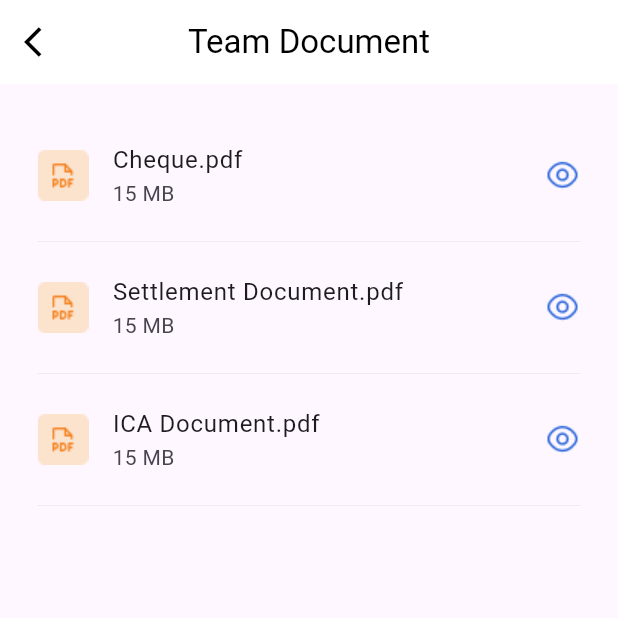
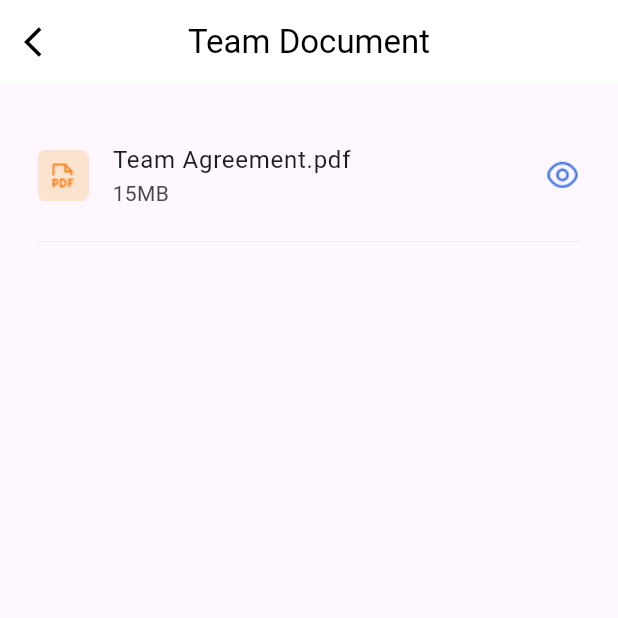
Before and after one commit to ajinkyamhetre81/CentraLogic_Assignment, a Flutter app: the TeamDocument screen opened directly, on a phone screen of 412 x 824 dp, the top half of it. Run offline on Flutter 3.47's test engine with Material 3 defaults, Android fonts, the phone set to English and light mode, and no system bars; our stand-ins replace bloc, flutter_bloc; missing offline and left inert: syncfusion_flutter_pdfviewer.

Commit message:
fixed pdf mobile view issue

```diff
--- a/lib/main.dart
+++ b/lib/main.dart
@@ -1,3 +1,4 @@
+import 'package:assignment/sign_up/presentation/document_dekstop_view.dart';
 import 'package:assignment/sign_up/presentation/responsive_layout.dart';
 import 'package:assignment/sign_up/bloc/sign_up_bloc.dart';
 import 'package:flutter/material.dart';
@@ -15,7 +16,7 @@ class MyApp extends StatelessWidget {
       title: 'Register',
       debugShowCheckedModeBanner: false,
       theme: ThemeData(),
-      home: const MyHomePage(),
+      home: const DekstopScreen(),
     );
   }
 }
--- /dev/null
+++ b/lib/sign_up/documents/commonwidget.dart
@@ -0,0 +1,57 @@
+import 'package:assignment/sign_up/documents/transactiondocument_details.dart';
+import 'package:flutter/material.dart';
+
+Widget customAppBar(context, String title) {
+  return LayoutBuilder(builder: (context, constraints) {
+    return constraints.maxWidth > 700
+        ? const SizedBox(
+            height: 0,
+            width: 0,
+          )
+        : AppBar(
+          title: Text(
+            title,
+            style: const TextStyle(color: Colors.black),
+          ),
+          elevation: 0,
+          centerTitle: true,
+          backgroundColor: Colors.white,
+          leading: IconButton(
+            icon: const Icon(
+              Icons.arrow_back_ios,
+              color: Colors.black,
+            ),
+            onPressed: () {
+              Navigator.pop(context);
+            },
+          ),
+        );
+  });
+}
+
+Widget customListTile(String title, String size,String url,BuildContext context) {
+    return ListTile(
+      leading: Image.asset(
+        "assets/pdflogo.png",
+        height: 34,
+        width: 34,
+        fit: BoxFit.contain,
+      ),
+      contentPadding: const EdgeInsets.all(0),
+      minVerticalPadding: 0,
+      title: Text(title),
+      subtitle: Text(size),
+      trailing: InkWell(
+        onTap: () {
+          Navigator.push(
+            context,
+            MaterialPageRoute(
+              builder: (context) =>
+                  PDFViewerScreen(pdfUrl: url.toString()),
+            ),
+          );
+        },
+        child: Image.asset("assets/eye.png"),
+      ),
+    );
+  }
--- a/lib/sign_up/documents/commonwidgte.dart
+++ /dev/null
@@ -1,50 +0,0 @@
-import 'package:flutter/material.dart';
-
-Widget customAppBar(context, String title) {
-  return LayoutBuilder(builder: (context, constraints) {
-    return constraints.maxWidth > 700
-        ? const SizedBox(
-            height: 0,
-            width: 0,
-          )
-        : Container(
-            child: AppBar(
-              title: Text(
-                title,
-                style: const TextStyle(color: Colors.black),
-              ),
-              elevation: 0,
-              centerTitle: true,
-              backgroundColor: Colors.white,
-              leading: IconButton(
-                icon: const Icon(
-                  Icons.arrow_back_ios,
-                  color: Colors.black,
-                ),
-                onPressed: () {
-                  Navigator.pop(context);
-                },
-              ),
-            ),
-          );
-  });
-}
-
-Widget customListTile(title, subtitle) {
-  return ListTile(
-    leading: Image.asset(
-      "assets/pdflogo.png",
-      height: 34,
-      width: 34,
-      fit: BoxFit.contain,
-    ),
-    contentPadding: const EdgeInsets.all(0),
-    minVerticalPadding: 0,
-    title: Text(title + ".pdf"),
-    subtitle: Text(subtitle),
-    trailing: InkWell(
-      onTap: () {},
-      child: Image.asset("assets/eye.png"),
-    ),
-  );
-}
--- a/lib/sign_up/documents/team.dart
+++ b/lib/sign_up/documents/team.dart
@@ -1,14 +1,40 @@
+
 import 'package:flutter/material.dart';
-import 'commonwidgte.dart';
+import 'commonwidget.dart';
+import 'dart:convert';
+import 'package:flutter/services.dart';
 
 class TeamDocument extends StatefulWidget {
-  const TeamDocument({super.key});
+  const TeamDocument({Key? key}) : super(key: key);
 
   @override
   State<TeamDocument> createState() => _TeamDocumentState();
 }
 
 class _TeamDocumentState extends State<TeamDocument> {
+  List<Map<String, dynamic>> teamDocuments = [];
+
+  @override
+  void initState() {
+    super.initState();
+    loadJsonData();
+  }
+
+  void loadJsonData() async {
+    try {
+      String jsonString = await rootBundle.loadString('assets/documentjson.json');
+      Map<String, dynamic> jsonData = jsonDecode(jsonString);
+
+      List<dynamic> teamList = jsonData['value'][0]['team'];
+
+      setState(() {
+        teamDocuments = List<Map<String, dynamic>>.from(teamList);
+      });
+    } catch (e) {
+      print('Error loading JSON file: $e');
+    }
+  }
+
   @override
   Widget build(BuildContext context) {
     return Scaffold(
@@ -19,17 +45,13 @@ class _TeamDocumentState extends State<TeamDocument> {
             padding: const EdgeInsets.all(25.0),
             child: Column(
               children: [
-                customListTile("Cheque", "15 MB"),
-                const Divider(
-                  color: Colors.grey,
-                  thickness: 0.1,
-                ),
-                customListTile("Settlement Document", "15 MB"),
-                const Divider(
-                  color: Colors.grey,
-                  thickness: 0.1,
-                ),
-                customListTile("ICA Document", "15 MB"),
+                for (var item in teamDocuments)
+                  customListTile(
+                    item["title"] ?? "",
+                    item["size"] ?? "",
+                    item["url"] ?? "",
+                    context,
+                  ),
                 const Divider(
                   color: Colors.grey,
                   thickness: 0.1,
--- a/lib/sign_up/documents/transaction.dart
+++ b/lib/sign_up/documents/transaction.dart
@@ -2,7 +2,7 @@ import 'dart:convert';
 
 import 'package:assignment/sign_up/documents/transactiondocument_details.dart';
 import 'package:flutter/material.dart';
-import 'commonwidgte.dart';
+import 'commonwidget.dart';
 import 'jsontodart.dart';
 
 class TransactionDocument extends StatefulWidget {
@@ -27,7 +27,7 @@ class _TransactionDocumentState extends State<TransactionDocument> {
     Welcome welcome = Welcome.fromJson(json.decode(jsonData));
     transactions = welcome.value.first.transaction;
 
-    // Update the UI
+    // Update my   UI
     setState(() {});
   }
 
--- a/pubspec.yaml
+++ b/pubspec.yaml
@@ -41,6 +41,7 @@ dependencies:
   url_launcher: ^6.1.12
   flutter_pdfview: ^1.3.2
   sidebarx: ^0.16.2
+  syncfusion_flutter_pdfviewer: ^23.2.7
 
 
 
```
Also changed, not shown: lib/sign_up/documents/joining.dart (+43 -12 lines), lib/sign_up/documents/tax.dart (+35 -15 lines), lib/sign_up/documents/transactiondocument_details.dart (+172 -38 lines), pubspec.lock, 3 other files.
